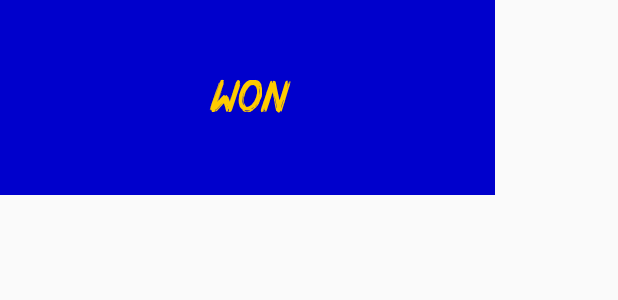
After one commit to Pietrass/TicTacToe, an Android app: the layout dialog_play_again.xml on its own in the app's theme, with its tools: preview values and no code run, on a phone screen of 412 x 824 dp. The commit adds this screen. Shown: the top 300 px of the screen. Run offline under Robolectric (Android 15) with nearby library versions, the phone set to English and light mode, and no system bars.

Commit message:
Added changes.

```diff
--- a/app/src/main/java/com/example/piotr/tictactoe/MainActivity.java
+++ b/app/src/main/java/com/example/piotr/tictactoe/MainActivity.java
@@ -40,7 +40,7 @@ public class MainActivity extends BaseActivity {
         width = displayMetrics.widthPixels;
 
         ticTacToeTextView.setY(height / 4);
-        tapToPlayTextView.setY(height / 2);
+        tapToPlayTextView.setY(height - height / 7);
 
         Animator alphaAnimator = ObjectAnimator.ofFloat(tapToPlayTextView, View.ALPHA, 0f, 1f);
         alphaAnimator.setDuration(1000);
--- /dev/null
+++ b/app/src/main/res/layout/dialog_play_again.xml
@@ -0,0 +1,21 @@
+<?xml version="1.0" encoding="utf-8"?>
+<RelativeLayout
+    xmlns:android="http://schemas.android.com/apk/res/android"
+    android:layout_width="330dp"
+    android:layout_height="130dp"
+    android:background="@color/boardBackground">
+
+    <TextView
+        android:id="@+id/alert_message"
+        android:text="Won"
+        android:layout_centerInParent="true"
+        android:layout_width="75dp"
+        android:textAlignment="center"
+        android:textColor="#ffcc00"
+        android:layout_height="wrap_content"
+        android:fontFamily="@font/mighty_brush"
+        android:textSize="30sp"/>
+
+
+
+</RelativeLayout>
--- a/app/src/main/res/values/strings.xml
+++ b/app/src/main/res/values/strings.xml
@@ -2,4 +2,5 @@
     <string name="app_name">TicTacToe</string>
     <string name="won">won</string>
     <string name="play_again">play again</string>
+    <string name="draw">Draw</string>
 </resources>
```
Also changed, not shown: app/src/main/java/com/example/piotr/tictactoe/Board.java (+25 -8 lines), app/src/main/java/com/example/piotr/tictactoe/DialogPlayAgain.java (deleted, +0 -36 lines), app/src/main/res/layout/activity_board.xml (+32 -1 lines), app/src/main/res/layout/activity_main.xml (+6 -2 lines), app/src/main/res/drawable-xxhdpi/tictactoebackground.jpg (added), app/src/main/res/drawable-xxhdpi/tictactoeblur.jpg (added).
